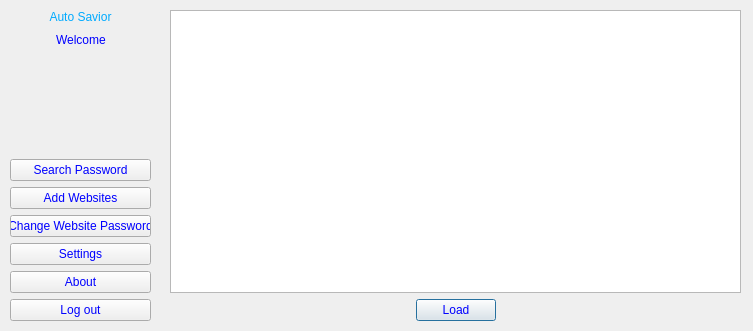
JDevs10/Auto-Savior, file website_lobby.ui: the form before one commit.
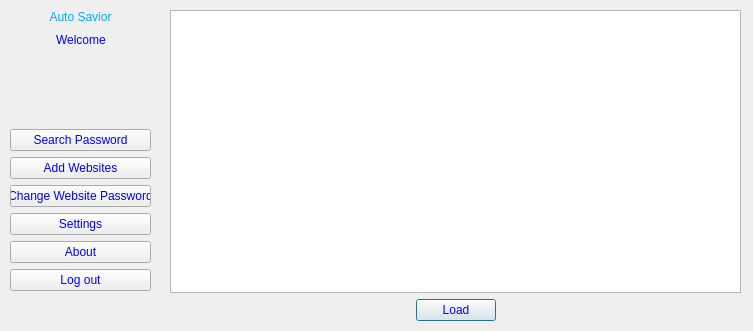
The form after the commit. Icons and pictures are not drawn.

What changed in the file:
```diff
--- a/website_lobby.ui
+++ b/website_lobby.ui
@@ -10,6 +10,12 @@
     <height>331</height>
    </rect>
   </property>
+  <property name="maximumSize">
+   <size>
+    <width>753</width>
+    <height>331</height>
+   </size>
+  </property>
   <property name="windowTitle">
    <string>Auto Savior : Lobby</string>
   </property>
@@ -78,7 +84,7 @@
      <x>10</x>
      <y>10</y>
      <width>141</width>
-     <height>311</height>
+     <height>281</height>
     </rect>
    </property>
    <layout class="QVBoxLayout" name="LeftVue">
```
Left out of the diff: 7 changed lines with no effect on the pictures.
